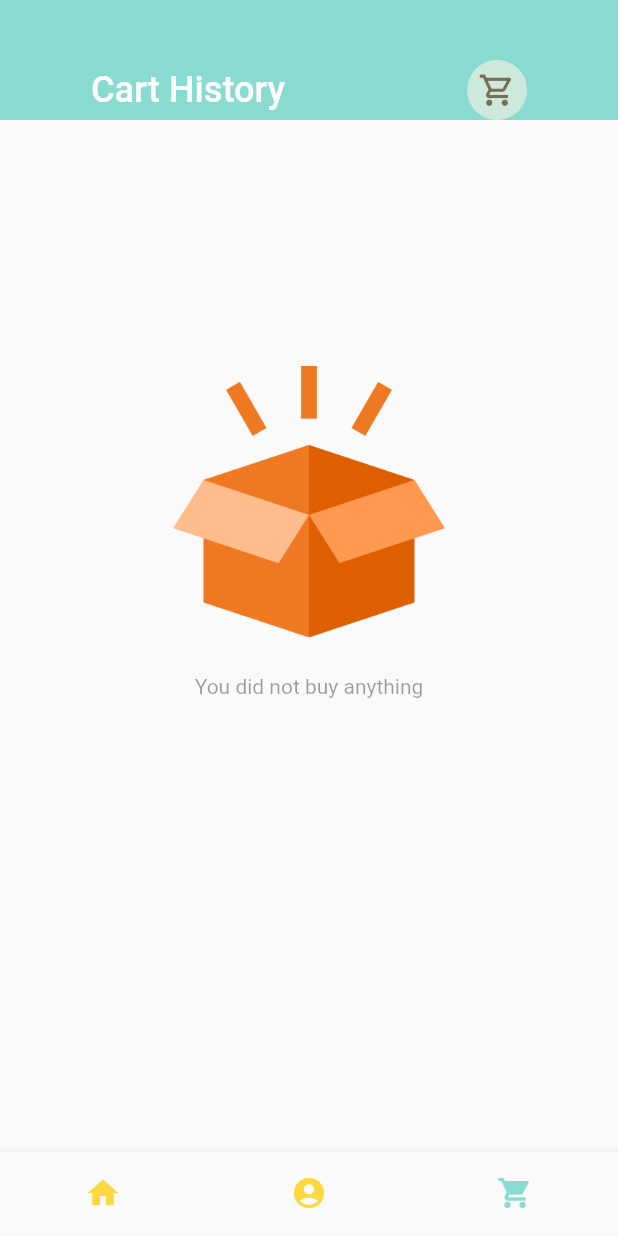
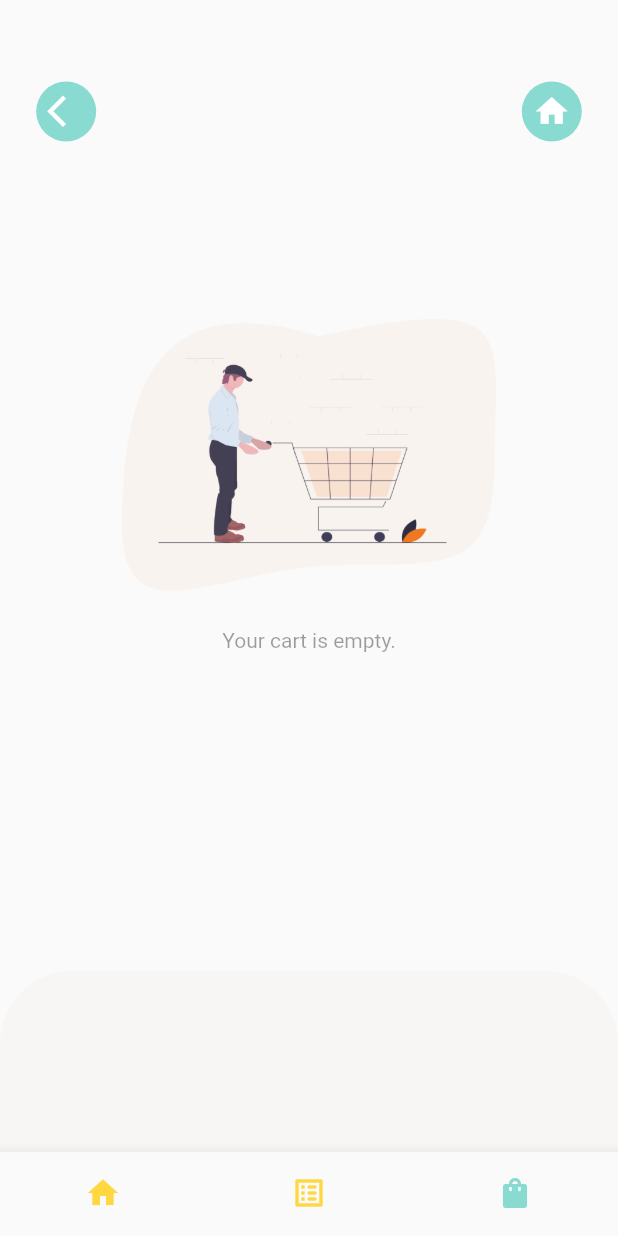
Before and after one commit to coralavital/Final_Project, a Flutter app: the screen it shows after launch, item 3 of the bottom bar chosen, on a phone screen of 412 x 824 dp. Run offline on Flutter 3.47's test engine with Material 2 defaults, Android fonts, the phone set to English and light mode, and no system bars; our stand-ins replace dots_indicator, get, shared_preferences; network calls fail.

Commit message:
some change

```diff
--- a/lib/controllers/cart_controller.dart
+++ b/lib/controllers/cart_controller.dart
@@ -1,7 +1,6 @@
-import 'package:food_delivery_flutter/data/repository/cart_repo.dart';
 import 'package:food_delivery_flutter/models/products_model.dart';
 import 'package:get/get.dart';
-
+import '../data/repository/cart_repo.dart';
 import '../models/cart_model.dart';
 
 class CartController extends GetxController {
@@ -54,7 +53,7 @@ class CartController extends GetxController {
     update();
   }
 
-  bool existInCart(ProductModel product) {
+  bool existInCartList(ProductModel product) {
     if (_items.containsKey(product.id)) {
       return true;
     } else {
@@ -100,7 +99,7 @@ class CartController extends GetxController {
     return storageItems;
   }
 
-  set setCart(List<CartModel> items) {
+  set setList(List<CartModel> items) {
     storageItems = items;
     for (int i = 0; i < storageItems.length; i++) {
       _items.putIfAbsent(storageItems[i].product!.id!, () => storageItems[i]);
--- a/lib/controllers/popular_product_controller.dart
+++ b/lib/controllers/popular_product_controller.dart
@@ -58,11 +58,10 @@ class PopularProductController extends GetxController {
     _inCartItems = 0;
     _cart = cart;
     var exist = false;
-    exist = _cart.existInCart(product);
+    exist = _cart.existInCartList(product);
     if (exist) {
       _inCartItems = _cart.getQuantity(product);
     }
-    //print('The qty in the cart is $_inCartItems');
   }
 
   void addItem(ProductModel product) {
@@ -71,7 +70,6 @@ class PopularProductController extends GetxController {
     _quantity = 0;
     _inCartItems = _cart.getQuantity(product);
     _cart.items.forEach((key, value) {
-      //print('The id is ${value.id} and the quantity is ${value.quantity}');
     });
     update();
   }
--- a/lib/pages/cart/cart_history.dart
+++ /dev/null
@@ -1,235 +0,0 @@
-import 'dart:convert';
-import 'package:flutter/material.dart';
-import 'package:food_delivery_flutter/base/no_data_page.dart';
-import 'package:food_delivery_flutter/controllers/cart_controller.dart';
-import 'package:food_delivery_flutter/models/cart_model.dart';
-import 'package:food_delivery_flutter/routes/route_helper.dart';
-import 'package:food_delivery_flutter/utils/colors.dart';
-import 'package:food_delivery_flutter/utils/constants.dart';
-import 'package:food_delivery_flutter/utils/dimensions.dart';
-import 'package:food_delivery_flutter/widgets/app_icon.dart';
-import 'package:food_delivery_flutter/widgets/big_text.dart';
-import 'package:food_delivery_flutter/widgets/small_text.dart';
-import 'package:get/get.dart';
-import 'package:intl/intl.dart';
-
-class CartHistory extends StatelessWidget {
-  const CartHistory({Key? key}) : super(key: key);
-
-  @override
-  Widget build(BuildContext context) {
-    Map<String, int> cartItemsPerOrder = {};
-    var getCartHistoryList =
-        Get.find<CartController>().getCartHistoryList().reversed.toList();
-
-    for (var i = 0; i < getCartHistoryList.length; i++) {
-      if (cartItemsPerOrder.containsKey(getCartHistoryList[i].time)) {
-        cartItemsPerOrder.update(
-            getCartHistoryList[i].time.toString(), (value) => ++value);
-      } else {
-        cartItemsPerOrder.putIfAbsent(
-            getCartHistoryList[i].time.toString(), () => 1);
-      }
-    }
-
-    List<int> cartItemsPerOrderToList() {
-      return cartItemsPerOrder.entries.map((e) => e.value).toList();
-    }
-
-    List<String> cartOrderTimeToList() {
-      return cartItemsPerOrder.entries.map((e) => e.key).toList();
-    }
-
-    List<int> itemsPerOrder = cartItemsPerOrderToList();
-    var listCounter = 0;
-    Widget timeWidget(int index) {
-      var outputDate = DateTime.now().toString();
-      if (index < getCartHistoryList.length) {
-        DateTime parsedDate = DateFormat('yyyy-MM-dd HH:mm:ss')
-            .parse(getCartHistoryList[listCounter].time!);
-        var inputDate = DateTime.parse(parsedDate.toString());
-        var outputFormat = DateFormat('MMM/dd/yyyy hh:mm a');
-        outputDate = outputFormat.format(inputDate);
-      }
-      return BigText(text: outputDate);
-    }
-
-    return Scaffold(
-      body: Column(
-        children: [
-          Container(
-            color: AppColors.mainColor,
-            width: double.maxFinite,
-            padding: const EdgeInsets.only(top: 40),
-            child: Row(
-              mainAxisAlignment: MainAxisAlignment.spaceAround,
-              children: [
-                BigText(
-                  text: 'Cart History',
-                  color: Colors.white,
-                ),
-                AppIcon(icon: Icons.shopping_cart_outlined),
-              ],
-            ),
-          ),
-          GetBuilder<CartController>(builder: (_cartController) {
-            return _cartController.getCartHistoryList().length > 0
-                ? Expanded(
-                    child: Container(
-                      margin: EdgeInsets.all(Dimensions.size20),
-                      child: MediaQuery.removePadding(
-                        removeTop: true,
-                        context: context,
-                        child: ListView(
-                          children: [
-                            for (int i = 0; i < itemsPerOrder.length; i++)
-                              Container(
-                                //height: 130,
-                                child: Column(
-                                  crossAxisAlignment: CrossAxisAlignment.start,
-                                  children: [
-                                    timeWidget(listCounter),
-                                    // BigText(
-                                    // text: getCartHistoryList[listCounter].time!),
-                                    Row(
-                                      mainAxisAlignment:
-                                          MainAxisAlignment.spaceBetween,
-                                      children: [
-                                        Wrap(
-                                          direction: Axis.horizontal,
-                                          children: List.generate(
-                                              itemsPerOrder[i], (index) {
-                                            if (listCounter <
-                                                getCartHistoryList.length) {
-                                              listCounter++;
-                                            }
-                                            return index < 2
-                                                ? Container(
-                                                    margin:
-                                                        const EdgeInsets.only(
-                                                      top: 10,
-                                                      right: 5,
-                                                      bottom: 10,
-                                                    ),
-                                                    height: 80,
-                                                    width: 80,
-                                                    decoration: BoxDecoration(
-                                                      borderRadius:
-                                                          BorderRadius.circular(
-                                                        10,
-                                                      ),
-                                                      image: DecorationImage(
-                                                        fit: BoxFit.cover,
-                                                        image: NetworkImage(
-                                                          AppConstants.baseUrl +
-                                                              AppConstants
-                                                                  .uploadUrl +
-                                                              getCartHistoryList[
-                                                                      listCounter -
-                                                                          1]
-                                                                  .img!,
-                                                        ),
-                                                      ),
-                                                    ),
-                                                  )
-                                                : Container();
-                                          }),
-                                        ),
-                                        SizedBox(
-                                          height: 80,
-                                          child: Column(
-                                            crossAxisAlignment:
-                                                CrossAxisAlignment.end,
-                                            mainAxisAlignment:
-                                                MainAxisAlignment.spaceBetween,
-                                            children: [
-                                              SmallText(
-                                                text: 'Total:',
-                                              ),
-                                              BigText(
-                                                text: itemsPerOrder[i]
-                                                        .toString() +
-                                                    ' items',
-                                              ),
-                                              GestureDetector(
-                                                onTap: () {
-                                                  var orderTime =
-                                                      cartOrderTimeToList();
-                                                  Map<int, CartModel>
-                                                      moreOrder = {};
-                                                  for (int j = 0;
-                                                      j <
-                                                          getCartHistoryList
-                                                              .length;
-                                                      j++) {
-                                                    if (getCartHistoryList[j]
-                                                            .time ==
-                                                        orderTime[i]) {
-                                                      moreOrder.putIfAbsent(
-                                                        getCartHistoryList[j]
-                                                            .id!,
-                                                        () =>
-                                                            CartModel.fromJson(
-                                                          jsonDecode(
-                                                            jsonEncode(
-                                                                getCartHistoryList[
-                                                                    j]),
-                                                          ),
-                                                        ),
-                                                      );
-                                                    }
-                                                  }
-                                                  Get.find<CartController>()
-                                                      .setItems = moreOrder;
-                                                  Get.find<CartController>()
-                                                      .addToCartList();
-                                                  Get.toNamed(RouteHelper
-                                                      .getCartPage());
-                                                },
-                                                child: Container(
-                                                  padding: EdgeInsets.all(5),
-                                                  decoration: BoxDecoration(
-                                                    borderRadius:
-                                                        BorderRadius.circular(
-                                                      10,
-                                                    ),
-                                                    border: Border.all(
-                                                      width: 1,
-                                                      color:
-                                                          AppColors.mainColor,
-                                                    ),
-                                                  ),
-                                                  child: SmallText(
-                                                    text: 'One more',
-                                                    color: AppColors.mainColor,
-                                                  ),
-                                                ),
-                                              ),
-                                            ],
-                                          ),
-                                        ),
-                                      ],
-                                    ),
-                                  ],
-                                ),
-                              ),
-                          ],
-                        ),
-                      ),
-                    ),
-                  )
-                : SizedBox(
-                    height: MediaQuery.of(context).size.height / 1.5,
-                    child: const Center(
-                      child: NoDataPage(
-                        text: 'You did not buy anything',
-                        imgPath: 'assets/image/empty_box.png',
-                      ),
-                    ),
-                  );
-          }),
-        ],
-      ),
-    );
-  }
-}
--- a/lib/pages/food/popular_food_detail.dart
+++ b/lib/pages/food/popular_food_detail.dart
@@ -196,7 +196,7 @@ class PopularFoodDetail extends StatelessWidget {
                     color: AppColors.mainColor,
                   ),
                   child: BigText(
-                    text: '\$ ${product.price} | Add to Cart',
+                    text: 'Add to Cart',
                     color: Colors.white,
                   ),
                 ),
--- a/lib/pages/food/recommended_food_detail.dart
+++ b/lib/pages/food/recommended_food_detail.dart
@@ -200,7 +200,7 @@ class RecommendedFoodDetail extends StatelessWidget {
                           color: AppColors.mainColor,
                         ),
                         child: BigText(
-                          text: '\$ ${product.price} | Add to Cart',
+                          text: 'Add to Cart',
                           color: Colors.white,
                         ),
                       ),
--- a/lib/pages/home/home_page.dart
+++ b/lib/pages/home/home_page.dart
@@ -1,5 +1,5 @@
 import 'package:flutter/material.dart';
-import 'package:food_delivery_flutter/pages/cart/cart_history.dart';
+import 'package:food_delivery_flutter/pages/cart/cart_page.dart';
 import 'package:food_delivery_flutter/pages/home/main_food_page.dart';
 import 'package:food_delivery_flutter/utils/colors.dart';
 
@@ -15,9 +15,8 @@ class _HomePageState extends State<HomePage> {
 
   List pages = [
     MainFoodPage(),
-    Container(child: Center(child: Text('Next page'))),
-    CartHistory(),
-    Container(child: Center(child: Text('Next next next page'))),
+    CartPage(),
+    CartPage(),
   ];
 
   void onTapNav(int index) {
@@ -29,9 +28,9 @@ class _HomePageState extends State<HomePage> {
   List<Widget> _buildScreens() {
     return [
       MainFoodPage(),
-      Container(child: Center(child: Text('Next page'))),
-      Container(child: Center(child: Text('Next next page'))),
-      Container(child: Center(child: Text('Next next next page'))),
+      //Container(child: Center(child: Text('Next page'))),
+      //Container(child: Center(child: Text('Next next page'))),
+      //Container(child: Center(child: Text('Next next next page'))),
     ];
   }
 
@@ -49,9 +48,9 @@ class _HomePageState extends State<HomePage> {
         items: [
           BottomNavigationBarItem(icon: Icon(Icons.home), label: 'home'),
           BottomNavigationBarItem(
-              icon: Icon(Icons.account_circle_rounded), label: 'account'),
+              icon: Icon(Icons.list_alt_rounded), label: 'list'),
           BottomNavigationBarItem(
-              icon: Icon(Icons.shopping_cart), label: 'shoppingCart'),
+              icon: Icon(Icons.shopping_bag_rounded), label: 'shoppingList'),
         ],
       ),
     );
--- a/pubspec.yaml
+++ b/pubspec.yaml
@@ -40,6 +40,7 @@ dependencies:
   flutter_application_1: ^0.0.2
   shared_preferences: ^2.0.15
   intl: ^0.17.0
+  dropdown_button2: ^1.7.2
 
 dev_dependencies:
   flutter_test:
```
Also changed, not shown: lib/main.dart (+1 -6 lines), lib/pages/cart/cart_page.dart (+0 -9 lines), lib/pages/home/food_page_body.dart (+2 -6 lines), lib/pages/home/main_food_page.dart (+91 -0 lines), lib/widgets/app_column.dart (+35 -35 lines), assets/image/full_fridge.png (added), lib/routes/route_helper.dart (line endings or trailing spaces), pubspec.lock.
